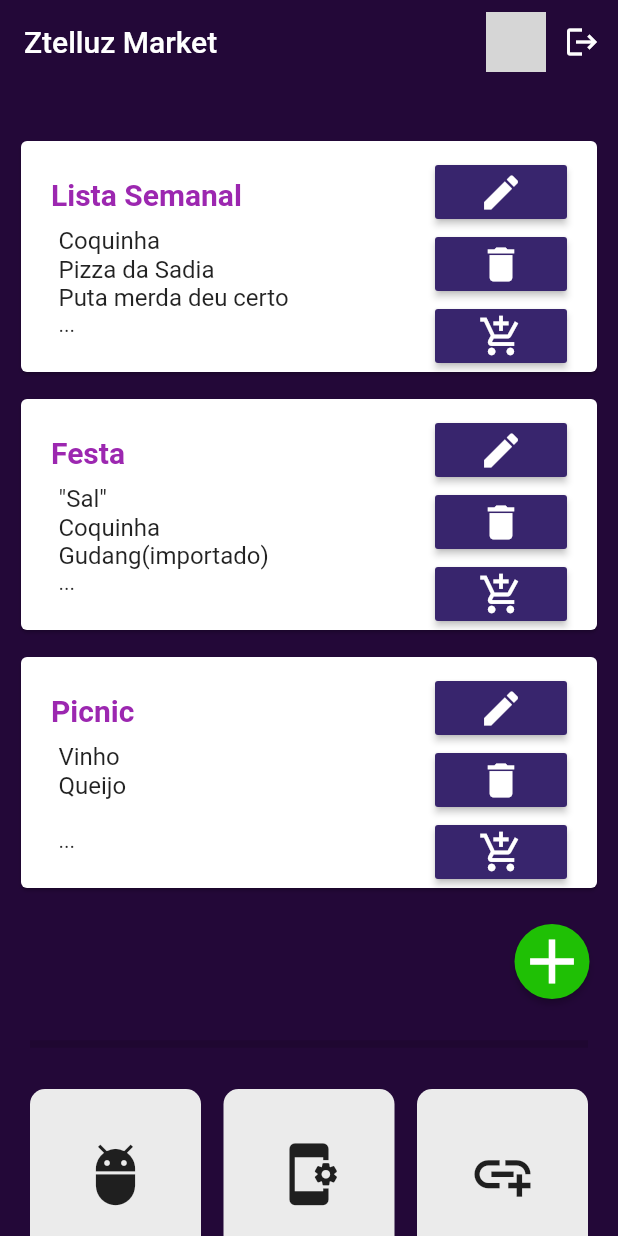
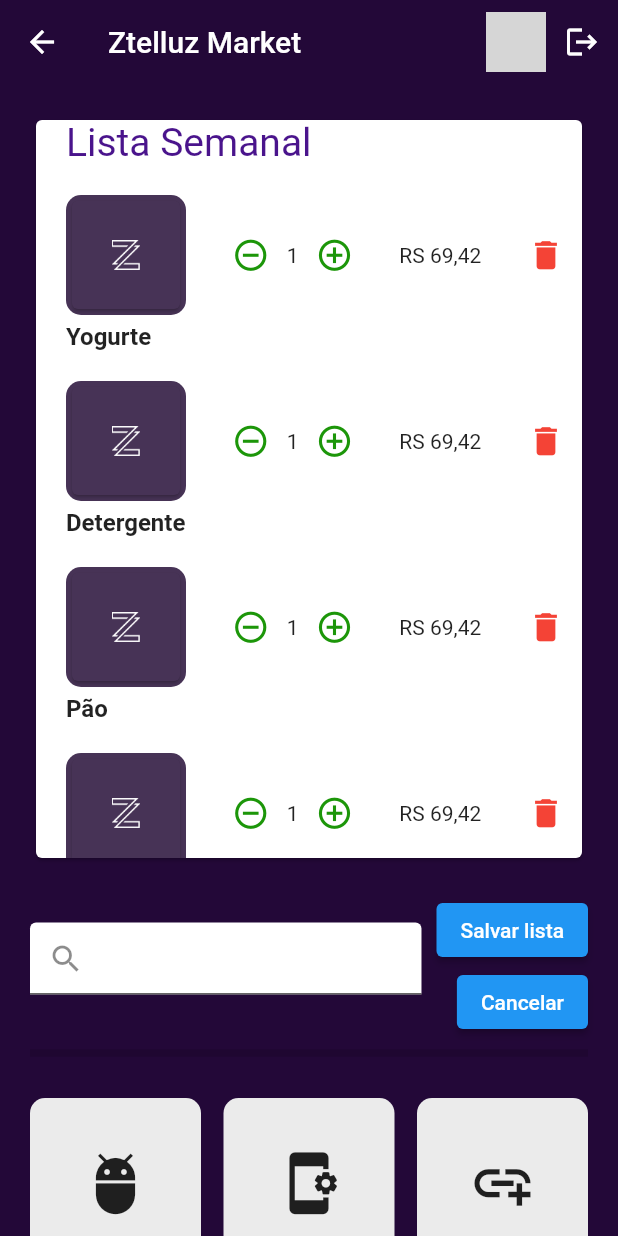
Before and after one commit to LuizSutil/zmarket, a Flutter app: the screen it shows once a user with an empty profile is signed in, after a tap on "Lista Semanal", on a phone screen of 412 x 824 dp. Run offline on Flutter 3.47's test engine with Material 2 defaults, Android fonts, the phone set to English and light mode, and no system bars; our stand-ins replace firebase_auth, firebase_core, firebase_database, google_sign_in; accounts and stored records are empty; network calls fail; grey boxes are pictures that could not be loaded.

Commit message:
pagina lista de compras

```diff
--- a/lib/ListDisplayer.dart
+++ b/lib/ListDisplayer.dart
@@ -19,17 +19,8 @@ class _ListDisplayState extends State<ListDisplay> {
         (BuildContext context, int index) {
           return Padding(
               padding: EdgeInsets.fromLTRB(10, 10, 10, 0),
-              child: ListaCompras(widget.lista[index].nome, [
-                widget.lista[index].cart.length > 0
-                    ? widget.lista[index].cart[0]
-                    : '',
-                widget.lista[index].cart.length > 1
-                    ? widget.lista[index].cart[1]
-                    : '',
-                widget.lista[index].cart.length > 2
-                    ? widget.lista[index].cart[2]
-                    : ''
-              ]));
+              child: ListaCompras(
+                  widget.lista[index].nome, widget.lista[index].cart));
         },
         childCount: widget.lista.length,
       ),
--- a/lib/ListaCompras.dart
+++ b/lib/ListaCompras.dart
@@ -1,8 +1,9 @@
 import 'package:flutter/material.dart';
+import 'individualLista.dart';
 
 class ListaCompras extends StatefulWidget {
   final String nomeLista;
-  final List<String> produtos;
+  final List<dynamic> produtos;
 
   ListaCompras(this.nomeLista, this.produtos);
 
@@ -17,7 +18,11 @@ class _ListaComprasState extends State<ListaCompras> {
       child: InkWell(
           splashColor: Colors.purple,
           onTap: () {
-            print('Card tapped.');
+            Navigator.push(
+                context,
+                MaterialPageRoute(
+                    builder: (context) => IndividualLista(
+                        nomeLista: widget.nomeLista, cart: widget.produtos)));
           },
           child: Row(children: [
             Expanded(
--- a/lib/appbar.dart
+++ b/lib/appbar.dart
@@ -14,7 +14,6 @@ class _ZappbarState extends State<Zappbar> {
   @override
   Widget build(BuildContext context) {
     return SliverAppBar(
-      expandedHeight: 80,
       title: Text('Ztelluz Market'),
       actions: [
         Row(
--- /dev/null
+++ b/lib/individualLista.dart
@@ -0,0 +1,174 @@
+import 'package:flutter/material.dart';
+import 'package:tutorial_1/appbar.dart';
+import 'categorias.dart';
+
+class IndividualLista extends StatefulWidget {
+  final String nomeLista;
+  final List cart;
+
+  IndividualLista({required this.nomeLista, required this.cart});
+
+  criarLista(cart) {
+    List<Widget> items = [];
+
+    cart.forEach((element) {
+      items.add(Padding(
+        padding: EdgeInsets.fromLTRB(0, 0, 0, 20),
+        child: Column(children: [
+          Row(
+            mainAxisAlignment: MainAxisAlignment.spaceBetween,
+            children: [
+              Container(
+                decoration: BoxDecoration(
+                  borderRadius: BorderRadius.circular(10),
+                  color: Color.fromRGBO(71, 51, 86, 1),
+                ),
+                alignment: Alignment.centerLeft,
+                width: 80,
+                height: 80,
+                child: Card(
+                  color: Color.fromRGBO(71, 51, 86, 1),
+                  child: Align(
+                      alignment: Alignment.center,
+                      child: Image(
+                        color: Colors.white,
+                        image: AssetImage('assets/ztelluz_logo.png'),
+                        height: 20,
+                      )),
+                ),
+              ),
+              Container(
+                  child: Row(
+                      mainAxisAlignment: MainAxisAlignment.center,
+                      children: [
+                    IconButton(
+                      splashRadius: 23,
+                      onPressed: () {},
+                      color: Color.fromRGBO(28, 150, 9, 1),
+                      icon: Icon(
+                        Icons.remove_circle_outline,
+                        size: 25,
+                      ),
+                    ),
+                    Text('1'),
+                    IconButton(
+                      splashRadius: 23,
+                      color: Color.fromRGBO(28, 150, 9, 1),
+                      onPressed: () {},
+                      icon: Icon(
+                        Icons.add_circle_outline,
+                        size: 25,
+                      ),
+                    )
+                  ])),
+              Padding(
+                  padding: EdgeInsets.fromLTRB(0, 0, 0, 0),
+                  child: Container(
+                    child: Text('RS 69,42'),
+                  )),
+              IconButton(
+                splashRadius: 23,
+                color: Colors.red,
+                onPressed: () {},
+                icon: Icon(
+                  Icons.delete,
+                  size: 25,
+                ),
+              )
+            ],
+          ),
+          Align(
+            child: Padding(
+                child: Text(element,
+                    style:
+                        TextStyle(fontSize: 16, fontWeight: FontWeight.bold)),
+                padding: EdgeInsets.fromLTRB(0, 5, 0, 0)),
+            alignment: Alignment.centerLeft,
+          ),
+        ]),
+      ));
+    });
+    return items;
+  }
+
+  @override
+  _IndividualListaState createState() => _IndividualListaState();
+}
+
+class _IndividualListaState extends State<IndividualLista> {
+  @override
+  Widget build(BuildContext context) {
+    return Scaffold(
+        backgroundColor: Color.fromRGBO(35, 8, 56, 1),
+        body: CustomScrollView(slivers: [
+          Zappbar(),
+          SliverList(
+              delegate: SliverChildListDelegate([
+            Container(
+                child: Padding(
+              padding: EdgeInsets.all(20),
+              child: Container(
+                  height: 500,
+                  child: Card(
+                    child: ListView(children: [
+                      Padding(
+                          child: Text(widget.nomeLista,
+                              style: TextStyle(
+                                  color: Colors.purple[900], fontSize: 26)),
+                          padding: EdgeInsets.fromLTRB(20, 0, 0, 10)),
+                      Padding(
+                        child: Column(
+                          crossAxisAlignment: CrossAxisAlignment.start,
+                          children: widget.criarLista(widget.cart),
+                        ),
+                        padding: EdgeInsets.fromLTRB(20, 10, 0, 0),
+                      )
+                    ]),
+                  )),
+            )),
+          ])),
+          SliverToBoxAdapter(
+            child: Row(
+              mainAxisAlignment: MainAxisAlignment.center,
+              children: [
+                Expanded(
+                  child: Padding(
+                    child: TextField(
+                        decoration: InputDecoration(
+                      prefixIcon: Icon(Icons.search),
+                      filled: true,
+                      fillColor: Colors.white,
+                    )),
+                    padding: EdgeInsets.fromLTRB(20, 0, 10, 10),
+                  ),
+                ),
+                Padding(
+                  child: Column(
+                    crossAxisAlignment: CrossAxisAlignment.end,
+                    children: [
+                      ElevatedButton(
+                          onPressed: () {}, child: Text('Salvar lista')),
+                      ElevatedButton(onPressed: () {}, child: Text('Cancelar')),
+                    ],
+                  ),
+                  padding: EdgeInsets.fromLTRB(0, 0, 20, 0),
+                )
+              ],
+            ),
+          ),
+          SliverList(
+              delegate: SliverChildListDelegate([
+            Divider(
+              height: 20,
+              thickness: 5,
+              indent: 20,
+              endIndent: 20,
+            ),
+          ])),
+          SliverPadding(
+            padding: EdgeInsets.all(20),
+            sliver: Categorias(),
+          ),
+        ]));
+  }
+}
--- a/lib/myHomePage.dart
+++ b/lib/myHomePage.dart
@@ -18,11 +18,30 @@ class _MyHomePageState extends State<MyHomePage> {
   var posts = {
     'lista1': {
       'nome': 'Lista Semanal',
-      'cart': ['Coquinha', 'Pizza da Sadia', 'Puta merda deu certo']
+      'cart': [
+        'Yogurte',
+        'Detergente',
+        'Pão',
+        'Tomate',
+        'Banana',
+        'Queijo',
+        'Presunto'
+      ]
     },
     'lista2': {
       'nome': 'Festa',
-      'cart': ['"Sal"', 'Coquinha', 'Gudang(importado)']
+      'cart': [
+        '"Sal"',
+        'Coquinha',
+        'Gudang(importado)',
+        'Pizza da Sadia',
+        'abluble',
+        'zzz',
+        'qweqwe',
+        'doinsodf',
+        'pppppp',
+        'dkfoaskf'
+      ]
     },
     'lista3': {
       'nome': 'Picnic',
@@ -119,7 +138,7 @@ class _MyHomePageState extends State<MyHomePage> {
           ),
         ])),
         SliverPadding(
-          padding: const EdgeInsets.all(20),
+          padding: EdgeInsets.all(20),
           sliver: Categorias(),
         ),
       ]),
--- a/lib/textInputWidget.dart
+++ b/lib/textInputWidget.dart
@@ -30,7 +30,7 @@ class _TextInputWidgetState extends State<TextInputWidget> {
         controller: this.controller,
         decoration: InputDecoration(
             prefixIcon: Icon(Icons.message),
-            labelText: "Add produto",
+            labelText: "Search produto",
             suffixIcon: IconButton(
               icon: Icon(Icons.send),
               splashColor: Colors.blue,
```
Also changed, not shown: lib/newLIsta.dart (deleted).
